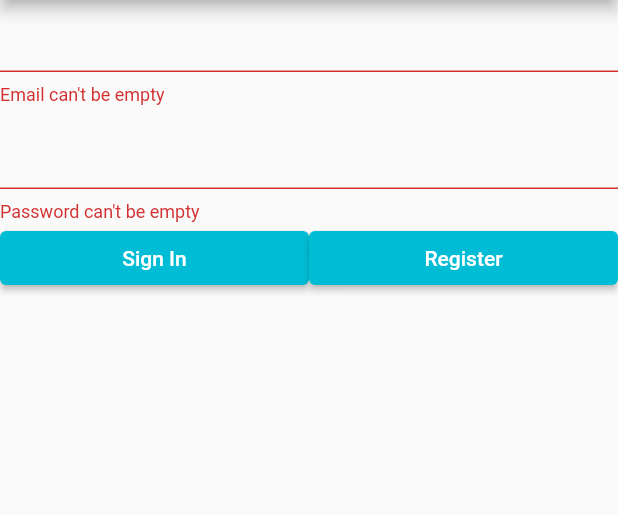
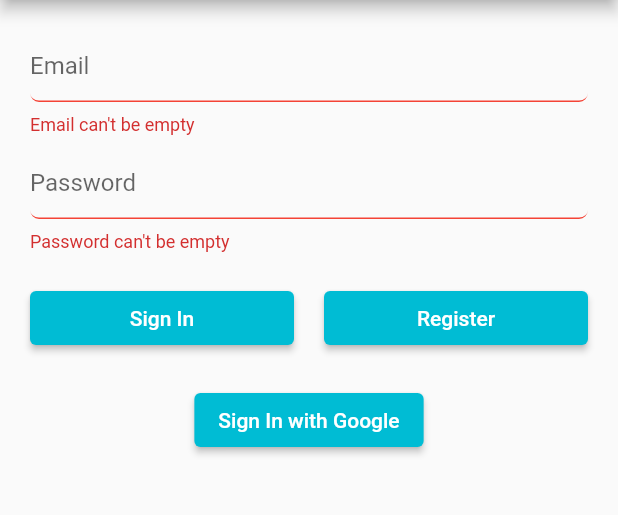
Before and after one commit to Dr-Usman/firebase_auth, a Flutter app: the screen it shows after launch, after a tap on "Sign In", on a phone screen of 412 x 824 dp, the part 84-599 px from its top. Run offline on Flutter 3.47's test engine with Material 2 defaults, Android fonts, the phone set to English and light mode, and no system bars; our stand-ins replace firebase_auth, firebase_core, google_sign_in; accounts and stored records are empty.

Commit message:
add login with google

```diff
--- a/lib/main.dart
+++ b/lib/main.dart
@@ -25,7 +25,7 @@ class MyApp extends StatelessWidget {
       theme: ThemeData(
         primarySwatch: Colors.cyan,
       ),
-      home: user != null ? const ProfilePage() : LoginPage(),
+      home: user != null ? const ProfilePage() : const LoginPage(),
     );
   }
 }
--- a/lib/screens/login_page.dart
+++ b/lib/screens/login_page.dart
@@ -4,20 +4,35 @@ import 'package:flutter/material.dart';
 import '../helpers/firebase_helper.dart';
 import '../helpers/my_validators.dart';
 import '../widgets/custom_button.dart';
+import '../widgets/custom_textfield.dart';
 import 'profile_page.dart';
 import 'register_page.dart';
 
-class LoginPage extends StatelessWidget {
-  LoginPage({super.key});
+class LoginPage extends StatefulWidget {
+  const LoginPage({super.key});
 
+  @override
+  State<LoginPage> createState() => _LoginPageState();
+}
+
+class _LoginPageState extends State<LoginPage> {
   final _formKey = GlobalKey<FormState>();
+
   final TextEditingController _emailController = TextEditingController();
+
   final TextEditingController _passwordController = TextEditingController();
 
   final FocusNode _focusEmail = FocusNode();
+
   final FocusNode _focusPassword = FocusNode();
 
   bool _isProcessing = false;
+
+  void _updateProcessing(bool value) {
+    setState(() {
+      _isProcessing = value;
+    });
+  }
 
   @override
   Widget build(BuildContext context) {
@@ -25,23 +40,32 @@ class LoginPage extends StatelessWidget {
       appBar: AppBar(
         title: const Text('Firebase Authentication'),
       ),
-      body: Form(
+      body: Padding(
+        padding: const EdgeInsets.all(20),
+        child: Form(
           key: _formKey,
           child: Column(
             children: <Widget>[
-            TextFormField(
+              CustomTextField(
                 controller: _emailController,
                 focusNode: _focusEmail,
                 validator: Validators.validateEmail,
+                keyboardType: TextInputType.emailAddress,
+                hintText: "Email",
               ),
               const SizedBox(height: 8.0),
-            TextFormField(
+              CustomTextField(
+                isPassword: true,
                 controller: _passwordController,
                 focusNode: _focusPassword,
-              obscureText: true,
                 validator: Validators.validatePassword,
+                keyboardType: TextInputType.visiblePassword,
+                hintText: "Password",
               ),
-            Row(
+              const SizedBox(height: 20),
+              _isProcessing
+                  ? const CircularProgressIndicator()
+                  : Row(
                       mainAxisAlignment: MainAxisAlignment.spaceBetween,
                       children: [
                         Expanded(
@@ -49,15 +73,22 @@ class LoginPage extends StatelessWidget {
                             title: 'Sign In',
                             onTap: () async {
                               if (_formKey.currentState!.validate()) {
+                                _updateProcessing(true);
+
                                 User? user = await FirebaseHelper.instance
                                     .signInUsingEmailPassword(
-                          email: _emailController.text.toLowerCase().trim(),
+                                  email: _emailController.text
+                                      .toLowerCase()
+                                      .trim(),
                                   password: _passwordController.text.trim(),
                                 );
+
+                                _updateProcessing(false);
+
                                 if (user != null) {
                                   Navigator.of(context).pushReplacement(
                                     MaterialPageRoute(
-                              builder: (context) => ProfilePage(user: user),
+                                      builder: (context) => const ProfilePage(),
                                     ),
                                   );
                                 }
@@ -65,6 +96,7 @@ class LoginPage extends StatelessWidget {
                             },
                           ),
                         ),
+                        const SizedBox(width: 20),
                         Expanded(
                           child: CustomButton(
                             title: 'Register',
@@ -79,7 +111,23 @@ class LoginPage extends StatelessWidget {
                         ),
                       ],
                     ),
+              const SizedBox(height: 20),
+              CustomButton(
+                title: 'Sign In with Google',
+                onTap: () async {
+                  User? user = await FirebaseHelper.instance.signInWithGoogle();
+
+                  if (user != null) {
+                    Navigator.of(context).pushReplacement(
+                      MaterialPageRoute(
+                        builder: (context) => const ProfilePage(),
+                      ),
+                    );
+                  }
+                },
+              ),
             ],
+          ),
         ),
       ),
     );
--- a/pubspec.yaml
+++ b/pubspec.yaml
@@ -33,6 +33,7 @@ dependencies:
   firebase_core: ^2.9.0
   flutter:
     sdk: flutter
+  google_sign_in: ^6.1.0
 
 dev_dependencies:
   flutter_lints: ^2.0.0
```
Also changed, not shown: lib/helpers/firebase_helper.dart (+53 -0 lines), lib/screens/profile_page.dart (+2 -8 lines), lib/screens/register_page.dart (+13 -13 lines), pubspec.lock, 1 other file. Lines whose indentation alone changed are shown as unchanged.
